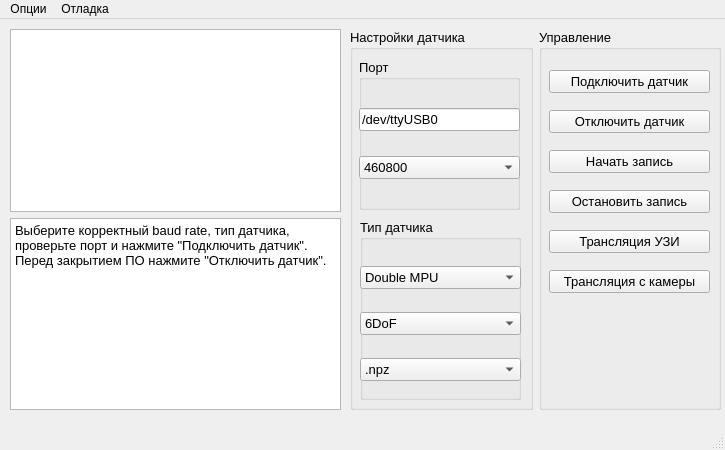
Qt form utils/GUI/app.ui (kirilltarasov99/witmotionconnect) before a commit.
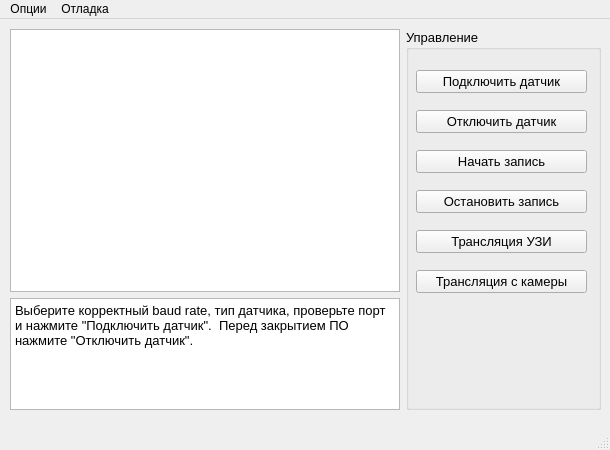
The same form after that commit.

Commit message: removed IMU settings from main window

The edit to the form file:
```diff
--- a/utils/GUI/app.ui
+++ b/utils/GUI/app.ui
@@ -6,19 +6,19 @@
    <rect>
     <x>0</x>
     <y>0</y>
-    <width>725</width>
+    <width>610</width>
     <height>450</height>
    </rect>
   </property>
   <property name="minimumSize">
    <size>
-    <width>725</width>
+    <width>610</width>
     <height>450</height>
    </size>
   </property>
   <property name="maximumSize">
    <size>
-    <width>725</width>
+    <width>610</width>
     <height>450</height>
    </size>
   </property>
@@ -26,354 +26,45 @@
    <string>WitMotion Connect</string>
   </property>
   <widget class="QWidget" name="WitMotionConnect_centralwidget">
-   <widget class="QWidget" name="layoutWidget">
-    <property name="geometry">
-     <rect>
-      <x>350</x>
-      <y>10</y>
-      <width>371</width>
-      <height>381</height>
-     </rect>
-    </property>
-    <layout class="QHBoxLayout" name="horizontalLayout_4">
-     <item>
-      <layout class="QVBoxLayout" name="verticalLayout">
-       <item>
-        <widget class="QGroupBox" name="IMU_baud_rate_groupBox">
-         <property name="font">
-          <font>
-           <pointsize>10</pointsize>
-          </font>
-         </property>
-         <property name="title">
-          <string>Настройки датчика</string>
-         </property>
-         <widget class="QGroupBox" name="IMU_port_groupBox">
-          <property name="geometry">
-           <rect>
-            <x>9</x>
-            <y>30</y>
-            <width>161</width>
-            <height>151</height>
-           </rect>
-          </property>
-          <property name="font">
-           <font>
-            <pointsize>10</pointsize>
-           </font>
-          </property>
-          <property name="title">
-           <string>Порт</string>
-          </property>
-          <widget class="QWidget" name="verticalLayoutWidget_3">
-           <property name="geometry">
-            <rect>
-             <x>0</x>
-             <y>30</y>
-             <width>161</width>
-             <height>111</height>
-            </rect>
-           </property>
-           <layout class="QVBoxLayout" name="verticalLayout_6">
-            <item>
-             <widget class="QLineEdit" name="IMU_port_lineEdit">
-              <property name="font">
-               <font>
-                <pointsize>10</pointsize>
-               </font>
-              </property>
-              <property name="text">
-               <string>/dev/ttyUSB0</string>
-              </property>
-              <property name="placeholderText">
-               <string>/dev/ttyUSB0</string>
-              </property>
-             </widget>
-            </item>
-            <item>
-             <widget class="QComboBox" name="IMU_baud_rate_comboBox">
-              <property name="font">
-               <font>
-                <pointsize>10</pointsize>
-               </font>
-              </property>
-              <property name="currentIndex">
-               <number>7</number>
-              </property>
-              <item>
-               <property name="text">
-                <string>4800</string>
-               </property>
-              </item>
-              <item>
-               <property name="text">
-                <string>9600</string>
-               </property>
-              </item>
-              <item>
-               <property name="text">
-                <string>19200</string>
-               </property>
-              </item>
-              <item>
-               <property name="text">
-                <string>38400</string>
-               </property>
-              </item>
-              <item>
-               <property name="text">
-                <string>57600</string>
-               </property>
-              </item>
-              <item>
-               <property name="text">
-                <string>115200</string>
-               </property>
-              </item>
-              <item>
-               <property name="text">
-                <string>230400</string>
-               </property>
-              </item>
-              <item>
-               <property name="text">
-                <string>460800</string>
-               </property>
-              </item>
-              <item>
-               <property name="text">
-                <string>921600</string>
-               </property>
-              </item>
-             </widget>
-            </item>
-           </layout>
-          </widget>
-         </widget>
-         <widget class="QGroupBox" name="IMU_type_groupBox">
-          <property name="geometry">
-           <rect>
-            <x>10</x>
-            <y>190</y>
-            <width>161</width>
-            <height>181</height>
-           </rect>
-          </property>
-          <property name="title">
-           <string>Тип датчика</string>
-          </property>
-          <widget class="QWidget" name="verticalLayoutWidget_2">
-           <property name="geometry">
-            <rect>
-             <x>0</x>
-             <y>30</y>
-             <width>161</width>
-             <height>151</height>
-            </rect>
-           </property>
-           <layout class="QVBoxLayout" name="verticalLayout_3">
-            <item>
-             <widget class="QComboBox" name="IMU_type_comboBox">
-              <property name="currentIndex">
-               <number>1</number>
-              </property>
-              <item>
-               <property name="text">
-                <string>Single MPU</string>
-               </property>
-              </item>
-              <item>
-               <property name="text">
-                <string>Double MPU</string>
-               </property>
-              </item>
-              <item>
-               <property name="text">
-                <string>WitMotion</string>
-               </property>
-              </item>
-             </widget>
-            </item>
-            <item>
-             <widget class="QComboBox" name="IMU_mode_comboBox">
-              <property name="currentIndex">
-               <number>2</number>
-              </property>
-              <item>
-               <property name="text">
-                <string>9DoF</string>
-               </property>
-              </item>
-              <item>
-               <property name="text">
-                <string>9DoF initonly</string>
-               </property>
-              </item>
-              <item>
-               <property name="text">
-                <string>6DoF</string>
-               </property>
-              </item>
-             </widget>
-            </item>
-            <item>
-             <widget class="QComboBox" name="table_type_comboBox">
-              <property name="currentIndex">
-               <number>2</number>
-              </property>
-              <item>
-               <property name="text">
-                <string>.h5</string>
-               </property>
-              </item>
-              <item>
-               <property name="text">
-                <string>.csv</string>
-               </property>
-              </item>
-              <item>
-               <property name="text">
-                <string>.npz</string>
-               </property>
-              </item>
-             </widget>
-            </item>
-           </layout>
-          </widget>
-         </widget>
-        </widget>
-       </item>
-      </layout>
-     </item>
-     <item>
-      <layout class="QVBoxLayout" name="verticalLayout_4">
-       <item>
-        <widget class="QGroupBox" name="IMU_control_buttons_groupBox">
-         <property name="font">
-          <font>
-           <pointsize>10</pointsize>
-          </font>
-         </property>
-         <property name="title">
-          <string>Управление</string>
-         </property>
-         <widget class="QWidget" name="verticalLayoutWidget">
-          <property name="geometry">
-           <rect>
-            <x>10</x>
-            <y>30</y>
-            <width>161</width>
-            <height>251</height>
-           </rect>
-          </property>
-          <layout class="QVBoxLayout" name="IMU_control_verticalLayout">
-           <item>
-            <widget class="QPushButton" name="IMU_connect_button">
-             <property name="font">
-              <font>
-               <pointsize>10</pointsize>
-              </font>
-             </property>
-             <property name="text">
-              <string>Подключить датчик</string>
-             </property>
-            </widget>
-           </item>
-           <item>
-            <widget class="QPushButton" name="IMU_disconnect_button">
-             <property name="font">
-              <font>
-               <pointsize>10</pointsize>
-              </font>
-             </property>
-             <property name="text">
-              <string>Отключить датчик</string>
-             </property>
-            </widget>
-           </item>
-           <item>
-            <widget class="QPushButton" name="IMU_recording_start_button">
-             <property name="font">
-              <font>
-               <pointsize>10</pointsize>
-              </font>
-             </property>
-             <property name="text">
-              <string>Начать запись</string>
-             </property>
-            </widget>
-           </item>
-           <item>
-            <widget class="QPushButton" name="IMU_recording_stop_button">
-             <property name="font">
-              <font>
-               <pointsize>10</pointsize>
-              </font>
-             </property>
-             <property name="text">
-              <string>Остановить запись</string>
-             </property>
-            </widget>
-           </item>
-           <item>
-            <widget class="QPushButton" name="USVideoFeed_button">
-             <property name="text">
-              <string>Трансляция УЗИ</string>
-             </property>
-            </widget>
-           </item>
-           <item>
-            <widget class="QPushButton" name="CameraFeed_button">
-             <property name="text">
-              <string>Трансляция с камеры</string>
-             </property>
-            </widget>
-           </item>
-          </layout>
-         </widget>
-        </widget>
-       </item>
-      </layout>
-     </item>
-    </layout>
-   </widget>
    <widget class="QWidget" name="layoutWidget">
     <property name="geometry">
      <rect>
       <x>10</x>
       <y>10</y>
-      <width>331</width>
+      <width>591</width>
       <height>381</height>
      </rect>
     </property>
-    <layout class="QVBoxLayout" name="verticalLayout_2" stretch="1,0">
+    <layout class="QHBoxLayout" name="horizontalLayout_4" stretch="2,1">
      <item>
-      <widget class="QTextEdit" name="output_textEdit">
-       <property name="font">
-        <font>
-         <pointsize>10</pointsize>
-        </font>
-       </property>
-       <property name="readOnly">
-        <bool>true</bool>
-       </property>
-      </widget>
-     </item>
-     <item>
-      <widget class="QTextBrowser" name="QSG_textBrowser">
-       <property name="font">
-        <font>
-         <pointsize>10</pointsize>
-        </font>
-       </property>
-       <property name="markdown">
-        <string>Выберите корректный baud rate, тип датчика, проверьте порт и нажмите
+      <layout class="QVBoxLayout" name="verticalLayout_2" stretch="7,3">
+       <item>
+        <widget class="QTextEdit" name="output_textEdit">
+         <property name="font">
+          <font>
+           <pointsize>10</pointsize>
+          </font>
+         </property>
+         <property name="readOnly">
+          <bool>true</bool>
+         </property>
+        </widget>
+       </item>
+       <item>
+        <widget class="QTextBrowser" name="QSG_textBrowser">
+         <property name="font">
+          <font>
+           <pointsize>10</pointsize>
+          </font>
+         </property>
+         <property name="markdown">
+          <string>Выберите корректный baud rate, тип датчика, проверьте порт и нажмите
 &quot;Подключить датчик&quot;.  Перед закрытием ПО нажмите &quot;Отключить датчик&quot;.
 
 </string>
-       </property>
-       <property name="html">
-        <string>&lt;!DOCTYPE HTML PUBLIC &quot;-//W3C//DTD HTML 4.0//EN&quot; &quot;http://www.w3.org/TR/REC-html40/strict.dtd&quot;&gt;
+         </property>
+         <property name="html">
+          <string>&lt;!DOCTYPE HTML PUBLIC &quot;-//W3C//DTD HTML 4.0//EN&quot; &quot;http://www.w3.org/TR/REC-html40/strict.dtd&quot;&gt;
 &lt;html&gt;&lt;head&gt;&lt;meta name=&quot;qrichtext&quot; content=&quot;1&quot; /&gt;&lt;meta charset=&quot;utf-8&quot; /&gt;&lt;style type=&quot;text/css&quot;&gt;
 p, li { white-space: pre-wrap; }
 hr { height: 1px; border-width: 0; }
@@ -381,7 +72,95 @@
 li.checked::marker { content: &quot;\2612&quot;; }
 &lt;/style&gt;&lt;/head&gt;&lt;body style=&quot; font-family:'Noto Sans'; font-size:10pt; font-weight:400; font-style:normal;&quot;&gt;
 &lt;p style=&quot; margin-top:6px; margin-bottom:6px; margin-left:0px; margin-right:0px; -qt-block-indent:0; text-indent:0px;&quot;&gt;&lt;span style=&quot; font-family:'Cantarell';&quot;&gt;Выберите корректный baud rate, тип датчика, проверьте порт и нажмите &amp;quot;Подключить датчик&amp;quot;.  Перед закрытием ПО нажмите &amp;quot;Отключить датчик&amp;quot;.&lt;/span&gt;&lt;/p&gt;&lt;/body&gt;&lt;/html&gt;</string>
+         </property>
+        </widget>
+       </item>
+      </layout>
+     </item>
+     <item>
+      <widget class="QGroupBox" name="IMU_control_buttons_groupBox">
+       <property name="font">
+        <font>
+         <pointsize>10</pointsize>
+        </font>
        </property>
+       <property name="title">
+        <string>Управление</string>
+       </property>
+       <widget class="QWidget" name="verticalLayoutWidget">
+        <property name="geometry">
+         <rect>
+          <x>10</x>
+          <y>30</y>
+          <width>171</width>
+          <height>251</height>
+         </rect>
+        </property>
+        <layout class="QVBoxLayout" name="IMU_control_verticalLayout">
+         <item>
+          <widget class="QPushButton" name="IMU_connect_button">
+           <property name="font">
+            <font>
+             <pointsize>10</pointsize>
+            </font>
+           </property>
+           <property name="text">
+            <string>Подключить датчик</string>
+           </property>
+          </widget>
+         </item>
+         <item>
+          <widget class="QPushButton" name="IMU_disconnect_button">
+           <property name="font">
+            <font>
+             <pointsize>10</pointsize>
+            </font>
+           </property>
+           <property name="text">
+            <string>Отключить датчик</string>
+           </property>
+          </widget>
+         </item>
+         <item>
+          <widget class="QPushButton" name="IMU_recording_start_button">
+           <property name="font">
+            <font>
+             <pointsize>10</pointsize>
+            </font>
+           </property>
+           <property name="text">
+            <string>Начать запись</string>
+           </property>
+          </widget>
+         </item>
+         <item>
+          <widget class="QPushButton" name="IMU_recording_stop_button">
+           <property name="font">
+            <font>
+             <pointsize>10</pointsize>
+            </font>
+           </property>
+           <property name="text">
+            <string>Остановить запись</string>
+           </property>
+          </widget>
+         </item>
+         <item>
+          <widget class="QPushButton" name="USVideoFeed_button">
+           <property name="text">
+            <string>Трансляция УЗИ</string>
+           </property>
+          </widget>
+         </item>
+         <item>
+          <widget class="QPushButton" name="CameraFeed_button">
+           <property name="text">
+            <string>Трансляция с камеры</string>
+           </property>
+          </widget>
+         </item>
+        </layout>
+       </widget>
       </widget>
      </item>
     </layout>
@@ -392,7 +171,7 @@
     <rect>
      <x>0</x>
      <y>0</y>
-     <width>725</width>
+     <width>610</width>
      <height>30</height>
     </rect>
    </property>
```
Left out of the diff: 2 changed lines with no effect on the pictures.
